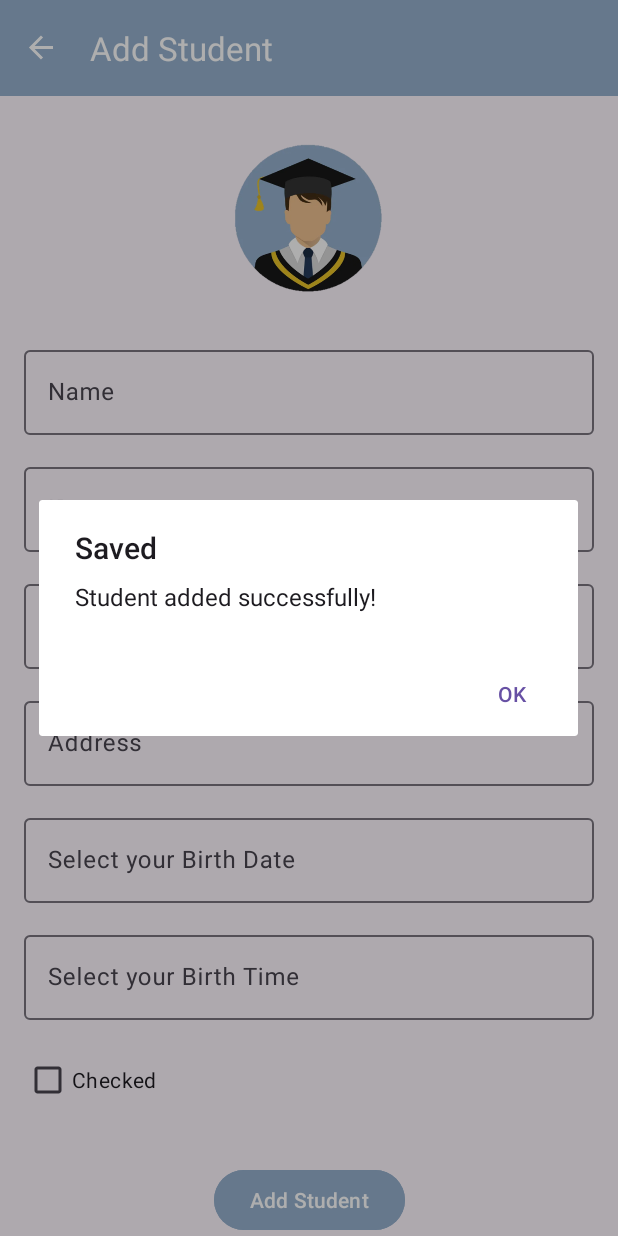
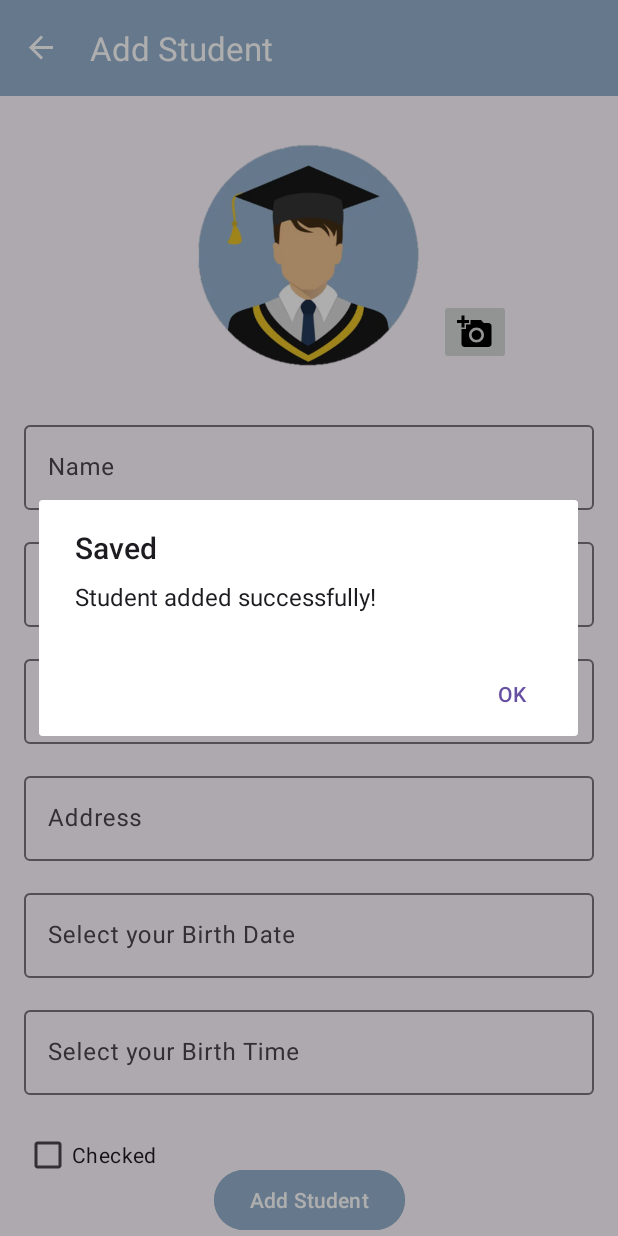
Before and after one commit to ofekamirav/StudentsApp, an Android app: the NewStudentFragment screen opened through its navigation route, after a tap on "Add Student", on a phone screen of 412 x 824 dp. Run offline under Robolectric (Android 15) with nearby library versions, the light colour scheme and no system bars; our stand-ins replace Firebase (no records; nobody signed in at launch, a user with empty details on screens opened directly), Room's generated code, navigation-ui.

Commit message:
bugs in picasso loading photo

```diff
--- a/app/src/main/java/com/example/studentsapp/MainActivity.kt
+++ b/app/src/main/java/com/example/studentsapp/MainActivity.kt
@@ -13,7 +13,9 @@ import androidx.navigation.NavController
 import androidx.navigation.fragment.NavHostFragment
 import androidx.navigation.ui.NavigationUI
 import com.example.studentsapp.databinding.ActivityMainBinding
+import com.example.studentsapp.model.Student
 import com.google.firebase.auth.FirebaseAuth
+import com.google.firebase.firestore.FirebaseFirestore
 
 class MainActivity: AppCompatActivity() {
 
@@ -23,6 +25,7 @@ class MainActivity: AppCompatActivity() {
     var navHostFragment: NavHostFragment? = null
     internal var currentStudentId: String? = null
     private var auth: FirebaseAuth? = null
+    private var database: FirebaseFirestore? = null
 
     override fun onCreate(savedInstanceState: Bundle?) {
         super.onCreate(savedInstanceState)
@@ -34,6 +37,7 @@ class MainActivity: AppCompatActivity() {
             v.setPadding(systemBars.left, systemBars.top, systemBars.right, systemBars.bottom)
             insets
         }
+        //Initialize Firebase Auth and Firestore DB
         auth = FirebaseAuth.getInstance()
 
         //set up the toolbar
--- a/app/src/main/java/com/example/studentsapp/NewStudentFragment.kt
+++ b/app/src/main/java/com/example/studentsapp/NewStudentFragment.kt
@@ -14,6 +14,9 @@ import com.example.studentsapp.model.Model
 import com.example.studentsapp.model.Student
 import android.app.DatePickerDialog
 import android.app.TimePickerDialog
+import android.graphics.drawable.BitmapDrawable
+import androidx.activity.result.ActivityResultLauncher
+import androidx.activity.result.contract.ActivityResultContracts
 import java.util.Calendar
 
 
@@ -21,6 +24,8 @@ class NewStudentFragment : Fragment() {
 
     private var binding: NewStudentBinding?=null
     private var calendar: Calendar = Calendar.getInstance()
+    private var cameraLauncher: ActivityResultLauncher<Void?>?=null
+    private var didSetprofileImage: Boolean = false
 
     override fun onCreate(savedInstanceState: Bundle?) {
         super.onCreate(savedInstanceState)
@@ -34,11 +39,23 @@ class NewStudentFragment : Fragment() {
 
         binding= NewStudentBinding.inflate(inflater,container,false)
 
+        cameraLauncher = registerForActivityResult(ActivityResultContracts.TakePicturePreview()){ bitmap ->
+            binding?.StudentPic?.setImageBitmap(bitmap)
+            didSetprofileImage = true
+        }
+        binding?.addPhotoButton?.setOnClickListener {
+            //open camera launcher
+            cameraLauncher?.launch(null)
+        }
+
+
         binding?.AddStudentButton?.setOnClickListener(::onAddStudentClicked)
 
         binding?.BirthDateEditText?.setOnClickListener(::onBirthDateClicked)
 
         binding?.BirthTimeEditText?.setOnClickListener(::onBirthTimeClicked)
+
+
 
         return binding?.root
     }
@@ -56,7 +73,6 @@ class NewStudentFragment : Fragment() {
 
 
     private fun onAddStudentClicked(view: View){
-        binding?.progressBar?.visibility=View.VISIBLE
         val student = Student(
             name=binding?.NameEditText?.text.toString(),
             id=binding?.IDEditText?.text.toString(),
@@ -66,12 +82,25 @@ class NewStudentFragment : Fragment() {
             BirthDate = binding?.BirthDateEditText?.text.toString(),
             BirthTime = binding?.BirthTimeEditText?.text.toString()
         )
+        binding?.progressBar?.visibility=View.VISIBLE
 
-        Model.shared.addStudent(student){
-            binding?.progressBar?.visibility=View.GONE
-            Log.d("TAG", "Student added successfully!")
+        if(didSetprofileImage) {
+
+            binding?.StudentPic?.isDrawingCacheEnabled = true
+            binding?.StudentPic?.buildDrawingCache()
+            val bitmap = (binding?.StudentPic?.drawable as BitmapDrawable).bitmap
+
+            Model.shared.addStudent(student, bitmap, Model.Storage.CLOUDINARY) {
+                binding?.progressBar?.visibility = View.GONE
+                Log.d("TAG", "Student added successfully!")
+            }
+
+        }else{
+            Model.shared.addStudent(student, null, Model.Storage.CLOUDINARY) {
+                binding?.progressBar?.visibility = View.GONE
+                Log.d("TAG", "Student added successfully!")
+            }
         }
-
         AlertDialog.Builder(requireContext())
             .setTitle("Saved")
             .setMessage("Student added successfully!")
--- a/app/src/main/java/com/example/studentsapp/base/Constants.kt
+++ b/app/src/main/java/com/example/studentsapp/base/Constants.kt
@@ -4,6 +4,7 @@ import com.example.studentsapp.model.Student
 
 typealias StudentCallback = (List<Student>) -> Unit
 typealias EmptyCallback = () -> Unit
+typealias StringCallback = (String?) -> Unit
 
 object Constants {
 
--- a/app/src/main/java/com/example/studentsapp/base/MyApplication.kt
+++ b/app/src/main/java/com/example/studentsapp/base/MyApplication.kt
@@ -2,6 +2,7 @@ package com.example.studentsapp.base
 
 import android.app.Application
 import android.content.Context
+import com.squareup.picasso.Picasso
 
 
 //סט מכל מקום באפליקציה ככה ניתן לגשת לקונטק
@@ -13,5 +14,8 @@ class MyApplication: Application() {
     override fun onCreate() {
         super.onCreate()
         Globals.context = applicationContext
+
+
+        Picasso.setSingletonInstance(Picasso.Builder(this).build())
     }
 }
--- a/app/src/main/java/com/example/studentsapp/model/Student.kt
+++ b/app/src/main/java/com/example/studentsapp/model/Student.kt
@@ -6,6 +6,7 @@ import androidx.room.PrimaryKey
 @Entity
 data class Student(
 
+    val avatarUrl: String = "",
     val name: String = "",
     @PrimaryKey val id: String = "",
     val phone: String = "",
@@ -19,6 +20,7 @@ data class Student(
     val json : Map<String, Any>
         get() {
             return hashMapOf(
+                AVATAR_URL_KEY to avatarUrl,
                 ID_KEY to id,
                 NAME_KEY to name,
                 ADDRESS_KEY to address,
@@ -31,6 +33,7 @@ data class Student(
 
     companion object{
 
+        private const val AVATAR_URL_KEY = "avatarUrl"
         private const val ID_KEY = "id"
         private const val NAME_KEY = "name"
         private const val PHONE_KEY = "phone"
@@ -40,6 +43,7 @@ data class Student(
         private const val BIRTHTIME_KEY = "BirthTime"
 
         fun fromJson(json: Map<String, Any>) : Student {
+            val avatarUrl = json[AVATAR_URL_KEY] as? String ?: ""
             val id = json[ID_KEY] as? String ?: ""
             val name = json[NAME_KEY] as? String ?: ""
             val address = json[ADDRESS_KEY] as? String ?: ""
@@ -49,6 +53,7 @@ data class Student(
             val BirthTime = json[BIRTHTIME_KEY] as? String ?: ""
 
             return Student(
+                avatarUrl=avatarUrl,
                 name=name,
                 id=id,
                 address=address,
--- a/app/src/main/java/com/example/studentsapp/model/dao/AppLocalDB.kt
+++ b/app/src/main/java/com/example/studentsapp/model/dao/AppLocalDB.kt
@@ -6,7 +6,7 @@ import androidx.room.RoomDatabase
 import com.example.studentsapp.base.MyApplication
 import com.example.studentsapp.model.Student
 
-@Database(entities = [Student::class], version = 1)
+@Database(entities = [Student::class], version = 2)
 abstract class AppLocalDBRepository : RoomDatabase() {
     abstract fun studentDao(): StudentDao
 
--- /dev/null
+++ b/app/src/main/res/drawable/add_photo.xml
@@ -0,0 +1,5 @@
+<vector xmlns:android="http://schemas.android.com/apk/res/android" android:height="24dp" android:tint="#000000" android:viewportHeight="24" android:viewportWidth="24" android:width="24dp">
+
+    <path android:fillColor="@android:color/white" android:pathData="M3,4V1h2v3h3v2H5v3H3V6H0V4H3zM6,10V7h3V4h7l1.83,2H21c1.1,0 2,0.9 2,2v12c0,1.1 -0.9,2 -2,2H5c-1.1,0 -2,-0.9 -2,-2V10H6zM13,19c2.76,0 5,-2.24 5,-5s-2.24,-5 -5,-5s-5,2.24 -5,5S10.24,19 13,19zM9.8,14c0,1.77 1.43,3.2 3.2,3.2s3.2,-1.43 3.2,-3.2s-1.43,-3.2 -3.2,-3.2S9.8,12.23 9.8,14z"/>
+
+</vector>
--- a/app/src/main/res/layout/new_student.xml
+++ b/app/src/main/res/layout/new_student.xml
@@ -2,6 +2,7 @@
 <androidx.constraintlayout.widget.ConstraintLayout
     xmlns:android="http://schemas.android.com/apk/res/android"
     xmlns:app="http://schemas.android.com/apk/res-auto"
+    xmlns:tools="http://schemas.android.com/tools"
     android:id="@+id/NewStudentCard"
     android:layout_width="match_parent"
     android:layout_height="match_parent"
@@ -9,8 +10,9 @@
 
     <ImageView
         android:id="@+id/StudentPic"
-        android:layout_width="100dp"
-        android:layout_height="100dp"
+        android:layout_width="150dp"
+        android:layout_height="150dp"
+        android:scaleType="fitCenter"
         android:layout_marginTop="32dp"
         app:layout_constraintEnd_toEndOf="parent"
         app:layout_constraintStart_toStartOf="parent"
@@ -170,6 +172,17 @@
         app:layout_constraintTop_toTopOf="parent"
         android:visibility="gone"/>
 
+    <ImageButton
+        android:id="@+id/addPhotoButton"
+        android:layout_width="wrap_content"
+        android:layout_height="wrap_content"
+        android:layout_marginTop="100dp"
+        android:layout_marginEnd="60dp"
+        app:layout_constraintBottom_toTopOf="@+id/nameLayout"
+        app:layout_constraintEnd_toEndOf="parent"
+        app:layout_constraintStart_toEndOf="@+id/StudentPic"
+        app:layout_constraintTop_toTopOf="parent"
+        app:srcCompat="@drawable/add_photo" />
 
 
 </androidx.constraintlayout.widget.ConstraintLayout>
--- a/app/src/main/res/layout/student_list_row.xml
+++ b/app/src/main/res/layout/student_list_row.xml
@@ -27,7 +27,7 @@
                 android:id="@+id/StudentPic"
                 android:layout_width="50dp"
                 android:layout_height="50dp"
-                android:src="@drawable/student_icon"
+                android:scaleType="fitCenter"
                 app:layout_constraintBottom_toBottomOf="parent"
                 app:layout_constraintStart_toStartOf="parent"
                 app:layout_constraintTop_toTopOf="parent" />
--- a/gradle.properties
+++ b/gradle.properties
@@ -21,3 +21,7 @@ kotlin.code.style=official
 # resources declared in the library itself and none from the library's dependencies,
 # thereby reducing the size of the R class for that library
 android.nonTransitiveRClass=true
+
+CLOUD_NAME=dzdvtcsus
+API_KEY=368936699542676
+API_SECRET=Nrk_NNABAfXYIAkpSywVWSrVi_E
```
Also changed, not shown: app/build.gradle.kts (+8 -1 lines), app/src/main/java/com/example/studentsapp/adapter/StudentViewHolder.kt (+21 -20 lines), app/src/main/java/com/example/studentsapp/adapter/StudentsAdapter.kt (+6 -8 lines), app/src/main/java/com/example/studentsapp/model/CloudinaryModel.kt (added, +66 -0 lines), app/src/main/java/com/example/studentsapp/model/FirebaseModel.kt (+27 -0 lines), app/src/main/java/com/example/studentsapp/model/Model.kt (+54 -38 lines), app/src/main/java/com/example/studentsapp/utils/extensions/BitmapExtension.kt (added, +14 -0 lines), gradle/libs.versions.toml (+7 -2 lines), 1 other file.
